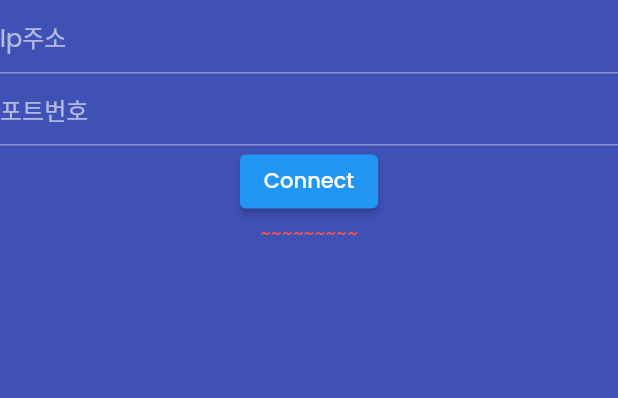
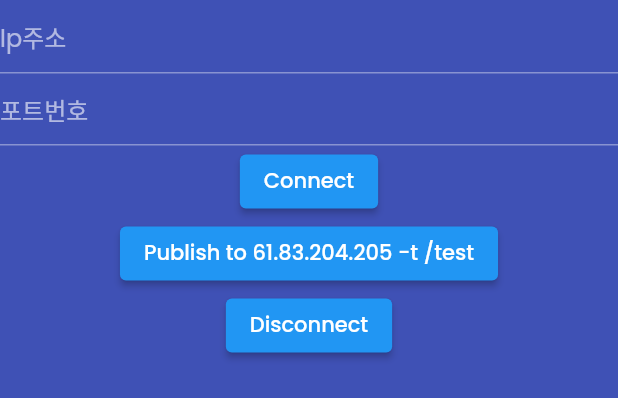
Before and after one commit to baldwinIV/robot_frontend, a Flutter app: the SensorMqtt widget shown alone on an empty page, opened directly, after a tap on "Connect", on a phone screen of 412 x 824 dp. Shown: the top 398 px of the screen. Run offline on Flutter 3.47's test engine with Material 2 defaults, Android fonts, the phone set to English and light mode, and no system bars; our stand-ins replace google_fonts; missing offline and left inert: mqtt_client.

Commit message:
mqtt 객체 구현

```diff
--- a/lib/menu_widget/SensorMqtt.dart
+++ b/lib/menu_widget/SensorMqtt.dart
@@ -3,14 +3,12 @@ import 'package:mqtt_client/mqtt_browser_client.dart';
 import 'package:provider/provider.dart';
 import 'dart:async';
 import 'package:mqtt_client/mqtt_client.dart';
-import 'package:mqtt_client/mqtt_server_client.dart';
-import 'dart:io';
 
-Future<MqttClient> connect() async {
-  String topic = 'test';
-  print("go go");
+Future<MqttBrowserClient> connect() async {
+  String topic = '/Hello';
+  print("before connected");
   MqttBrowserClient client =
-      MqttBrowserClient.withPort('61.83.204.205', 'flutter_client', 1883);
+  MqttBrowserClient.withPort('ws://61.83.204.205', 'flutter_client', 8080);
   client.logging(on: true); //logging 허용
   client.onConnected = onConnected;
   client.onDisconnected = onDisconnected;
@@ -24,7 +22,7 @@ Future<MqttClient> connect() async {
   //will 유언
   final connMess = MqttConnectMessage()
       .withWillTopic(topic)
-      .withWillMessage('connect asdf')
+      .withWillMessage('death')
       .startClean()
       .withWillQos(MqttQos.atLeastOnce);
   client.connectionMessage = connMess;
@@ -34,8 +32,20 @@ Future<MqttClient> connect() async {
   } catch (e) {
     print('Exception: $e');
     client.disconnect();
-  }
-  print('Success');
+  }// Not a wildcard topic
+  client.subscribe(topic, MqttQos.atMostOnce);
+  client.updates!.listen((List<MqttReceivedMessage<MqttMessage?>>? c) {
+    final recMess = c![0].payload as MqttPublishMessage;
+    final pt =
+    MqttPublishPayload.bytesToStringAsString(recMess.payload.message);
+    print(
+        'EXAMPLE::Change notification:: topic is <${c[0].topic}>, payload is <-- $pt -->');
+    print('');
+  });
+  client.published!.listen((MqttPublishMessage message) {
+    print(
+        'EXAMPLE::Published notification:: topic is ${message.variableHeader!.topicName}, with Qos ${message.header!.qos}');
+  });
   return client;
 }
 
@@ -60,14 +70,16 @@ void pong() {
 }
 
 class SensorMqtt extends StatelessWidget {
-  const SensorMqtt({
+  SensorMqtt({
     Key? key,
     required this.title,
   }) : super(key: key);
   final String title;
-
-  int mqttTongSin(int a) {
-    return a + 1;
+  MqttBrowserClient? client;
+  void _publish(String message) {
+    final builder = MqttClientPayloadBuilder();
+    builder.addUTF8String('Hello from flutter_client');
+    client?.publishMessage("/Hello", MqttQos.atLeastOnce, builder.payload!);
   }
 
   @override
@@ -82,10 +94,23 @@ class SensorMqtt extends StatelessWidget {
               TextField(decoration: InputDecoration(hintText: "포트번호")),
               ElevatedButton(
                   onPressed: () {
-                    connect();
+                    connect().then((clientReturned) {
+                      client = clientReturned;
+                      print("Hello");
+                    }, onError: (e) {
+                      //print(e);
+                    });
                   },
                   child: Text("Connect")),
-              Text("~~~~~~~~~"),
+              ElevatedButton(
+                child: Text('Publish to 61.83.204.205 -t /test'),
+                onPressed: () => {this._publish('Hello')},
+              ),
+
+              ElevatedButton(
+                child: Text('Disconnect'),
+                onPressed: () => {client?.disconnect()},
+              ),
             ],
           ),
         ),
```
